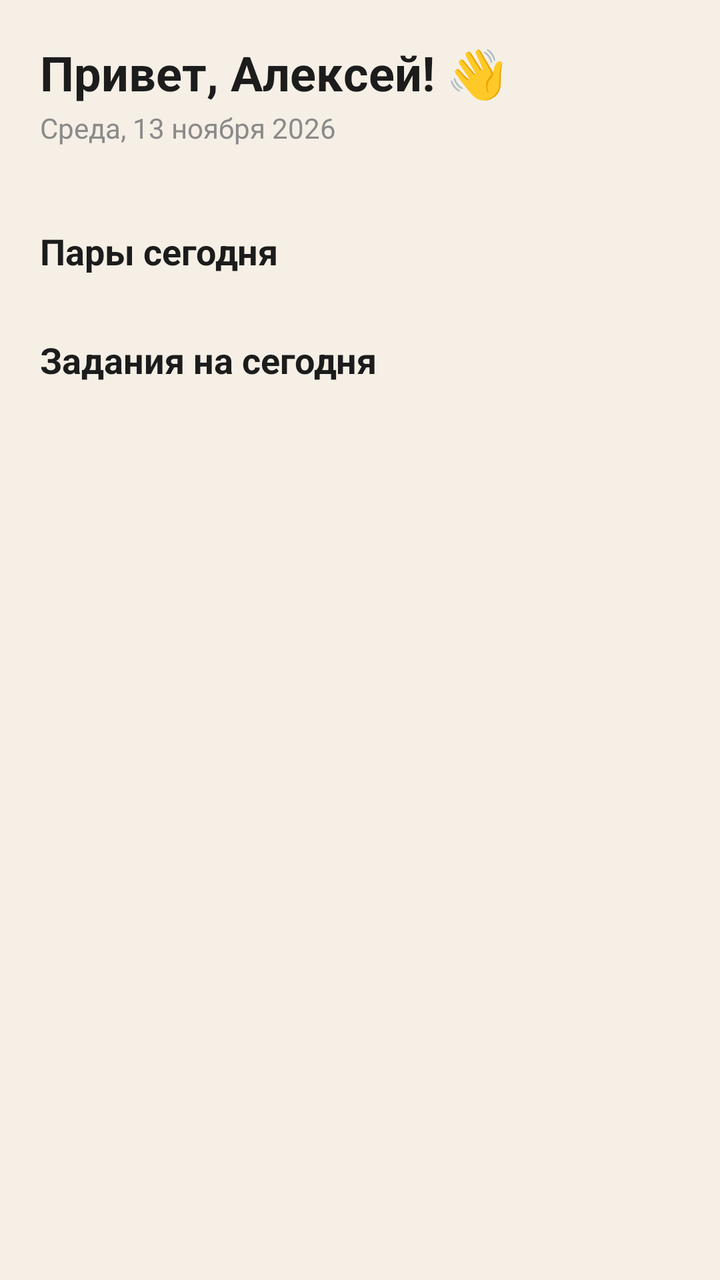
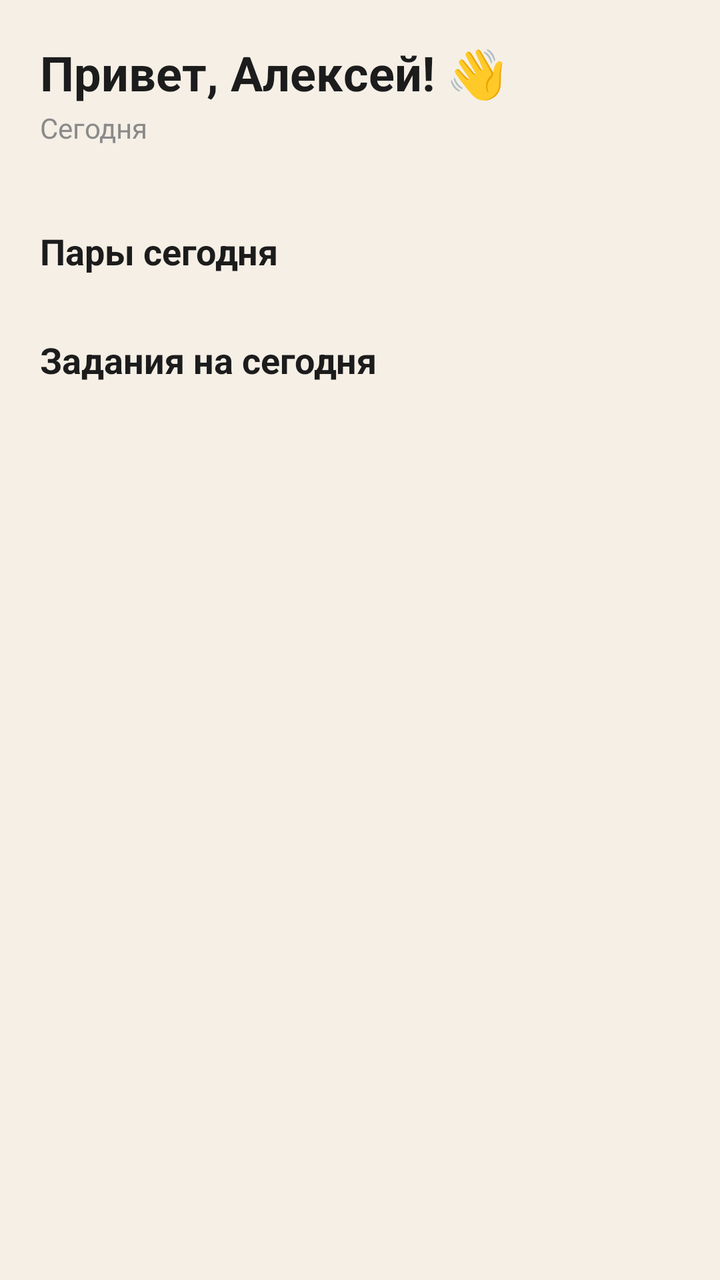

Two renders of the same Android screen: before a commit and after it. Below are the layout's source before the change and the commit's diff.
<!-- AndroidManifest.xml: application theme Theme.Student -->
<!-- res/layout/fragment_home.xml -->
<?xml version="1.0" encoding="utf-8"?>
<androidx.core.widget.NestedScrollView xmlns:android="http://schemas.android.com/apk/res/android"
    xmlns:app="http://schemas.android.com/apk/res-auto"
    android:layout_width="match_parent"
    android:layout_height="match_parent"
    android:background="@color/background"
    android:fillViewport="true">

    <LinearLayout
        android:layout_width="match_parent"
        android:layout_height="wrap_content"
        android:orientation="vertical"
        android:padding="20dp">

        <TextView
            android:id="@+id/text_greeting"
            android:layout_width="wrap_content"
            android:layout_height="wrap_content"
            android:textSize="24sp"
            android:textStyle="bold"
            android:textColor="@color/text_primary"
            android:text="Привет, Алексей! 👋" />

        <TextView
            android:id="@+id/text_date"
            android:layout_width="wrap_content"
            android:layout_height="wrap_content"
            android:layout_marginTop="2dp"
            android:layout_marginBottom="18dp"
            android:textSize="14sp"
            android:textColor="@color/text_secondary"
            android:text="Среда, 13 ноября 2026" />

        <androidx.recyclerview.widget.RecyclerView
            android:id="@+id/recycler_week_days"
            android:layout_width="match_parent"
            android:layout_height="wrap_content"
            android:layout_marginBottom="22dp"
            android:clipToPadding="false"
            android:orientation="horizontal"
            app:layoutManager="androidx.recyclerview.widget.LinearLayoutManager" />

        <TextView
            android:id="@+id/text_lessons_header"
            android:layout_width="wrap_content"
            android:layout_height="wrap_content"
            android:layout_marginBottom="10dp"
            android:textSize="18sp"
            android:textStyle="bold"
            android:textColor="@color/text_primary"
            android:text="Пары сегодня" />

        <androidx.recyclerview.widget.RecyclerView
            android:id="@+id/recycler_lessons"
            android:layout_width="match_parent"
            android:layout_height="wrap_content"
            android:layout_marginBottom="20dp"
            android:nestedScrollingEnabled="false"
            app:layoutManager="androidx.recyclerview.widget.LinearLayoutManager" />

        <TextView
            android:id="@+id/text_no_lessons"
            android:layout_width="match_parent"
            android:layout_height="wrap_content"
            android:layout_marginBottom="20dp"
            android:gravity="center"
            android:padding="16dp"
            android:text="На этот день пар нет 🎉"
            android:textColor="@color/text_secondary"
            android:textSize="14sp"
            android:visibility="gone" />

        <TextView
            android:layout_width="wrap_content"
            android:layout_height="wrap_content"
            android:layout_marginBottom="10dp"
            android:textSize="18sp"
            android:textStyle="bold"
            android:textColor="@color/text_primary"
            android:text="Задания на сегодня" />

        <androidx.recyclerview.widget.RecyclerView
            android:id="@+id/recycler_tasks"
            android:layout_width="match_parent"
            android:layout_height="wrap_content"
            android:nestedScrollingEnabled="false"
            app:layoutManager="androidx.recyclerview.widget.LinearLayoutManager" />

    </LinearLayout>

</androidx.core.widget.NestedScrollView>
<!-- resources referenced by this layout -->
<resources>
  <color name="background">#F5EFE6</color>
  <color name="text_primary">#1C1C1C</color>
  <color name="text_secondary">#8A8A8A</color>
  <style name="Theme.Student" parent="Theme.MaterialComponents.DayNight.NoActionBar">
          <item name="colorPrimary">@color/accent_coral</item>
          <item name="colorPrimaryVariant">@color/accent_coral</item>
          <item name="colorOnPrimary">@color/surface</item>
          <item name="colorSecondary">@color/accent_blue</item>
          <item name="android:windowBackground">@color/background</item>
          <item name="android:statusBarColor" tools:targetApi="l">@color/background</item>
      </style>
  <color name="accent_coral">#E4664A</color>
  <color name="surface">#FFFFFF</color>
  <color name="accent_blue">#4A7DBD</color>
</resources>

<!-- the commit's change to res/layout/fragment_home.xml (unified diff, before → after) -->
@@ -29,7 +29,7 @@
             android:layout_marginBottom="18dp"
             android:textSize="14sp"
             android:textColor="@color/text_secondary"
-            android:text="Среда, 13 ноября 2026" />
+            android:text="Сегодня" />
 
         <androidx.recyclerview.widget.RecyclerView
             android:id="@+id/recycler_week_days"
@@ -86,6 +86,17 @@
             android:nestedScrollingEnabled="false"
             app:layoutManager="androidx.recyclerview.widget.LinearLayoutManager" />
 
+        <TextView
+            android:id="@+id/text_no_tasks"
+            android:layout_width="match_parent"
+            android:layout_height="wrap_content"
+            android:gravity="center"
+            android:padding="16dp"
+            android:text="Ближайших заданий нет ✅"
+            android:textColor="@color/text_secondary"
+            android:textSize="14sp"
+            android:visibility="gone" />
+
     </LinearLayout>
 
 </androidx.core.widget.NestedScrollView>
